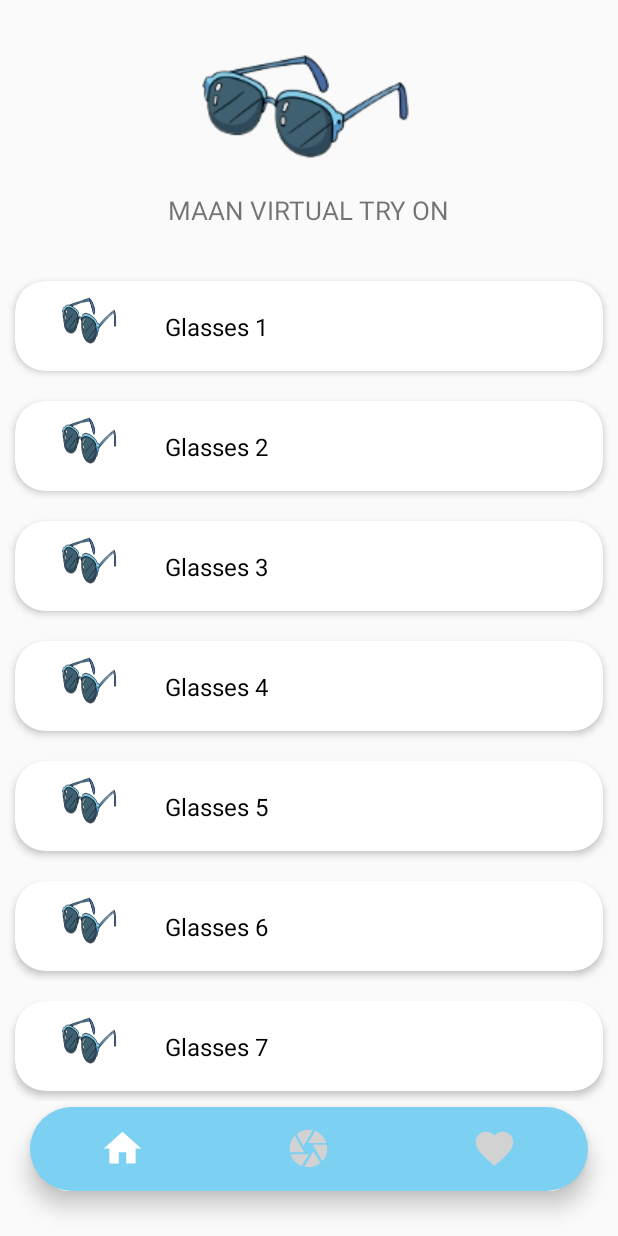
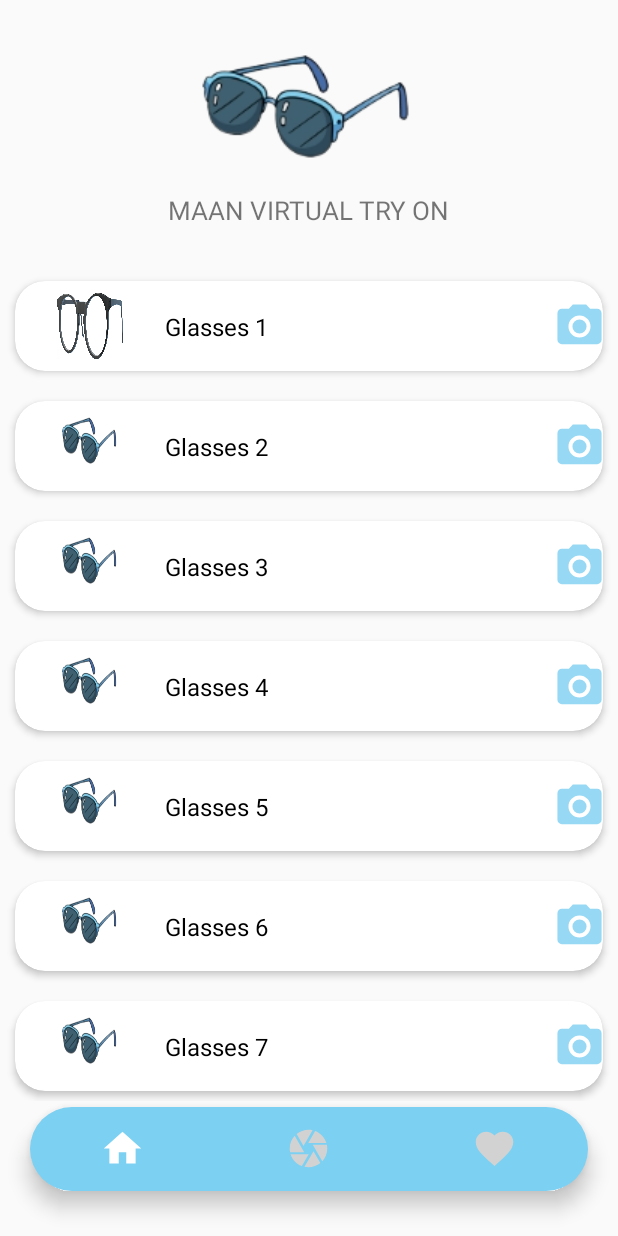
Before and after one commit to Aadulrehman/Virtual-Tryon-Using-AR, an Android app: the InventoryActivity screen opened directly, with no data from a screen before it, on a phone screen of 412 x 824 dp. Run offline under Robolectric (Android 15) with nearby library versions, the light colour scheme and no system bars.

Commit message:
added camera icon

```diff
--- a/app/src/main/java/com/fyp/app/InventoryActivity.kt
+++ b/app/src/main/java/com/fyp/app/InventoryActivity.kt
@@ -3,6 +3,7 @@ package com.fyp.app
 import android.content.Intent
 import android.os.Bundle
 import android.view.MenuItem
+import android.widget.Button
 import androidx.appcompat.app.AppCompatActivity
 import androidx.recyclerview.widget.LinearLayoutManager
 import androidx.recyclerview.widget.RecyclerView
@@ -21,7 +22,7 @@ class InventoryActivity : AppCompatActivity() {
 
 
         imageList = arrayOf(
-            R.drawable.splash,
+            R.drawable.g1,
             R.drawable.splash,
             R.drawable.splash,
             R.drawable.splash,
@@ -39,6 +40,7 @@ class InventoryActivity : AppCompatActivity() {
             "Glasses 6",
             "Glasses 7",
             "Glasses 8")
+
 
         recyclerView = findViewById(R.id.recyclerview)
         recyclerView.layoutManager = LinearLayoutManager(this)
--- /dev/null
+++ b/app/src/main/res/drawable/baseline_camera_alt_24.xml
@@ -0,0 +1,6 @@
+<vector android:height="24dp" android:tint="#97D9F4"
+    android:viewportHeight="24" android:viewportWidth="24"
+    android:width="24dp" xmlns:android="http://schemas.android.com/apk/res/android">
+    <path android:fillColor="@android:color/white" android:pathData="M12,12m-3.2,0a3.2,3.2 0,1 1,6.4 0a3.2,3.2 0,1 1,-6.4 0"/>
+    <path android:fillColor="@android:color/white" android:pathData="M9,2L7.17,4L4,4c-1.1,0 -2,0.9 -2,2v12c0,1.1 0.9,2 2,2h16c1.1,0 2,-0.9 2,-2L22,6c0,-1.1 -0.9,-2 -2,-2h-3.17L15,2L9,2zM12,17c-2.76,0 -5,-2.24 -5,-5s2.24,-5 5,-5 5,2.24 5,5 -2.24,5 -5,5z"/>
+</vector>
--- a/app/src/main/res/layout/item_layout.xml
+++ b/app/src/main/res/layout/item_layout.xml
@@ -38,6 +38,15 @@
             app:layout_constraintStart_toEndOf="@id/image"
             app:layout_constraintBottom_toBottomOf="parent"/>
 
+        <Button
+            android:layout_width="35dp"
+            android:layout_height="35dp"
+            android:background="@drawable/baseline_camera_alt_24"
+            android:layout_marginStart="190dp"
+            app:layout_constraintTop_toTopOf="parent"
+            app:layout_constraintStart_toEndOf="@id/title"
+            app:layout_constraintBottom_toBottomOf="parent"/>
+
 
     </androidx.constraintlayout.widget.ConstraintLayout>
 
```
Also changed, not shown: app/src/main/res/drawable/g1.png (added).
